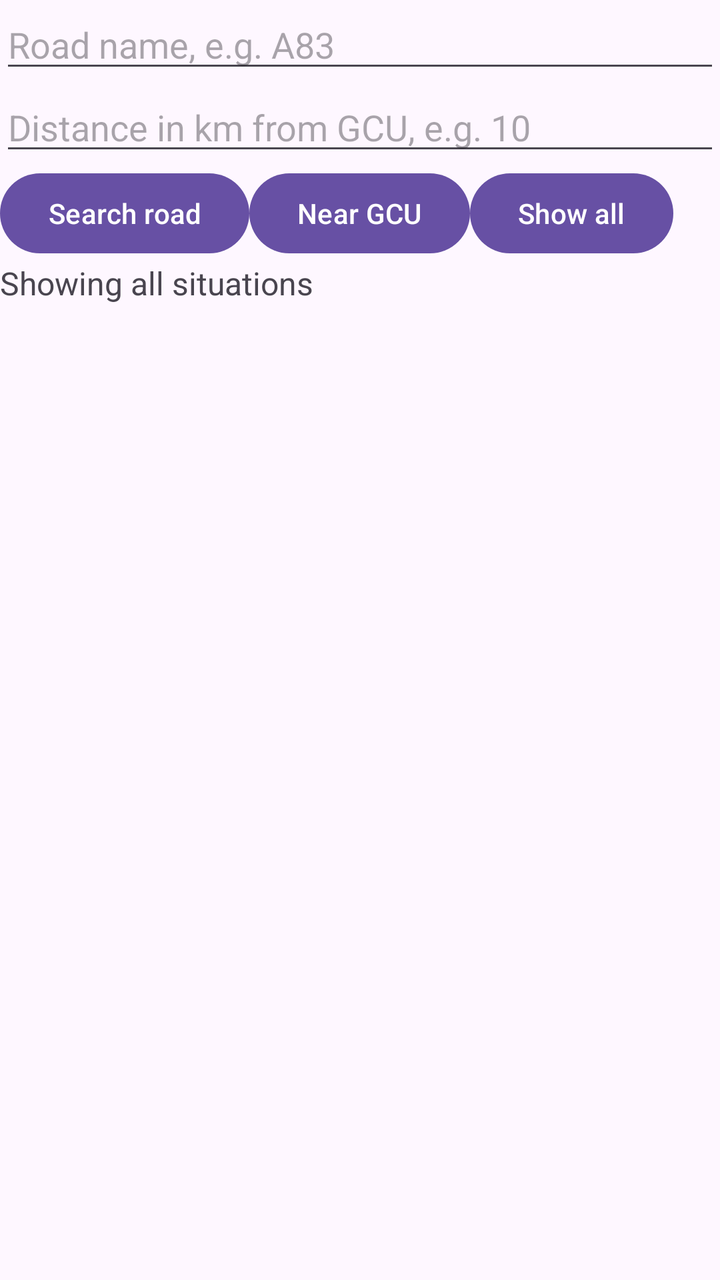
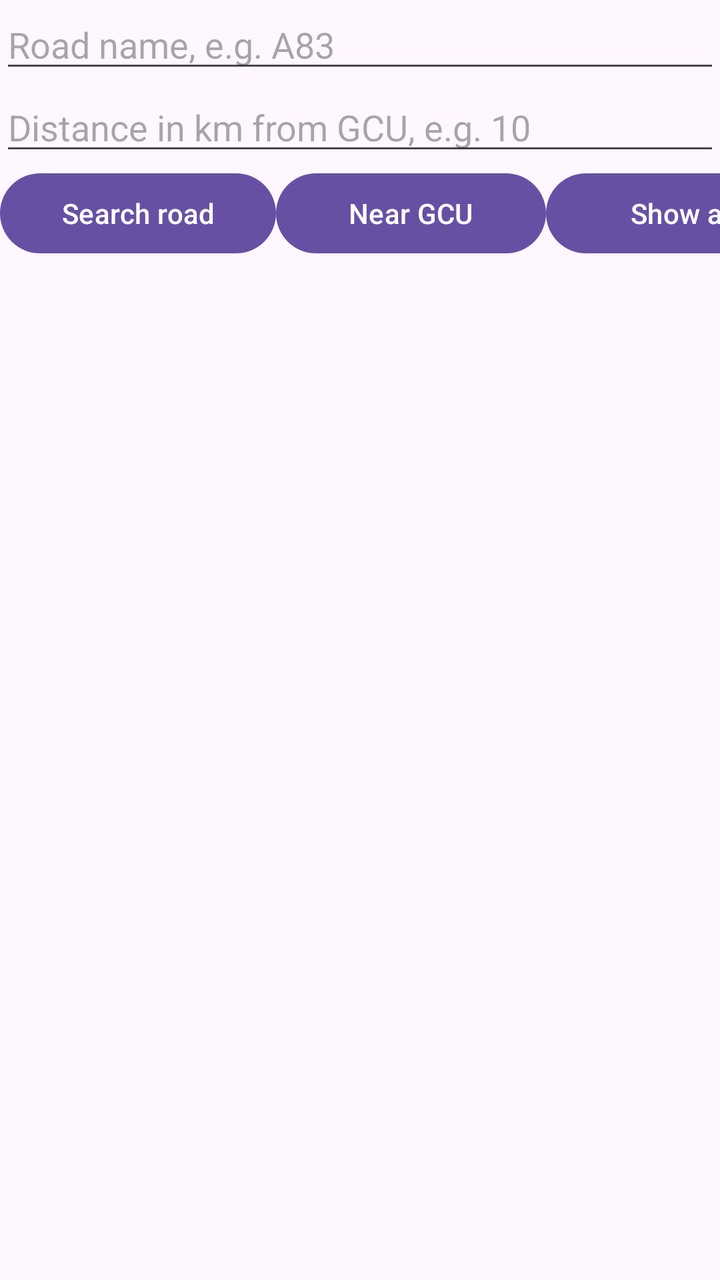

Two renders of the same Android screen: before a commit and after it. Below are the layout's source before the change and the commit's diff.
<!-- AndroidManifest.xml: application theme Theme.Smith_Malcolm_S2224512 -->
<!-- res/layout/fragment_search.xml -->
<?xml version="1.0" encoding="utf-8"?>
<LinearLayout xmlns:android="http://schemas.android.com/apk/res/android"
    android:layout_width="match_parent"
    android:layout_height="wrap_content"
    android:orientation="vertical">

    <EditText
        android:id="@+id/etRoad"
        android:layout_width="match_parent"
        android:layout_height="wrap_content"
        android:hint="Road name, e.g. A83"
        android:inputType="text"
        android:imeOptions="actionDone|flagNoExtractUi"/>

    <EditText
        android:id="@+id/etDistance"
        android:layout_width="match_parent"
        android:layout_height="wrap_content"
        android:hint="Distance in km from GCU, e.g. 10"
        android:inputType="numberDecimal"
        android:imeOptions="actionDone|flagNoExtractUi"/>

    <LinearLayout
        android:layout_width="match_parent"
        android:layout_height="wrap_content"
        android:orientation="horizontal">

        <Button
            android:id="@+id/searchButton"
            android:layout_width="wrap_content"
            android:layout_height="wrap_content"
            android:text="Search road" />

        <Button
            android:id="@+id/nearButton"
            android:layout_width="wrap_content"
            android:layout_height="wrap_content"
            android:text="Near GCU" />

        <Button
            android:id="@+id/showAllButton"
            android:layout_width="wrap_content"
            android:layout_height="wrap_content"
            android:text="Show all" />
    </LinearLayout>

    <TextView
        android:id="@+id/tvSearchInfo"
        android:layout_width="match_parent"
        android:layout_height="wrap_content"
        android:textSize="16sp"
        android:text="Showing all situations" />
</LinearLayout>
<!-- resources referenced by this layout -->
<resources>
  <style name="Theme.Smith_Malcolm_S2224512" parent="Base.Theme.Smith_Malcolm_S2224512" />
  <style name="Base.Theme.Smith_Malcolm_S2224512" parent="Theme.Material3.DayNight.NoActionBar">
      </style>
</resources>

<!-- the commit's change to res/layout/fragment_search.xml (unified diff, before → after) -->
@@ -27,27 +27,20 @@
 
         <Button
             android:id="@+id/searchButton"
-            android:layout_width="wrap_content"
+            android:layout_width="138dp"
             android:layout_height="wrap_content"
             android:text="Search road" />
 
         <Button
             android:id="@+id/nearButton"
-            android:layout_width="wrap_content"
+            android:layout_width="135dp"
             android:layout_height="wrap_content"
             android:text="Near GCU" />
 
         <Button
             android:id="@+id/showAllButton"
-            android:layout_width="wrap_content"
+            android:layout_width="138dp"
             android:layout_height="wrap_content"
             android:text="Show all" />
     </LinearLayout>
-
-    <TextView
-        android:id="@+id/tvSearchInfo"
-        android:layout_width="match_parent"
-        android:layout_height="wrap_content"
-        android:textSize="16sp"
-        android:text="Showing all situations" />
 </LinearLayout>
